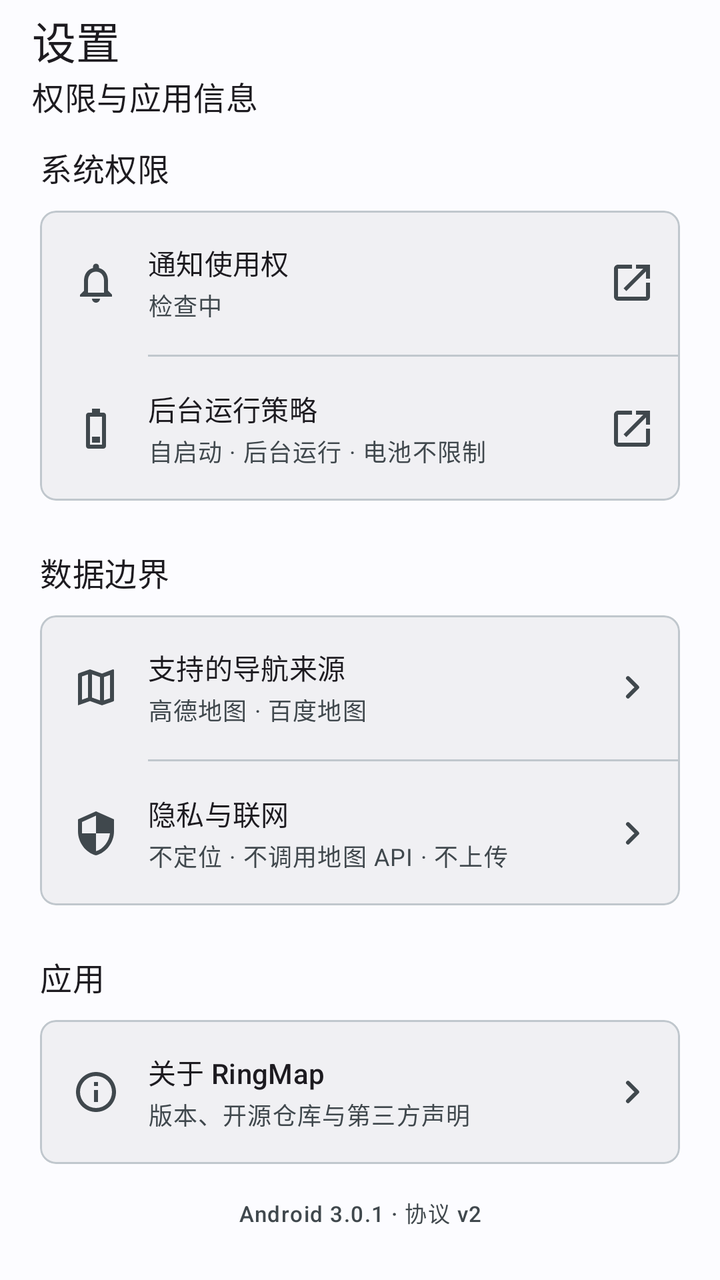
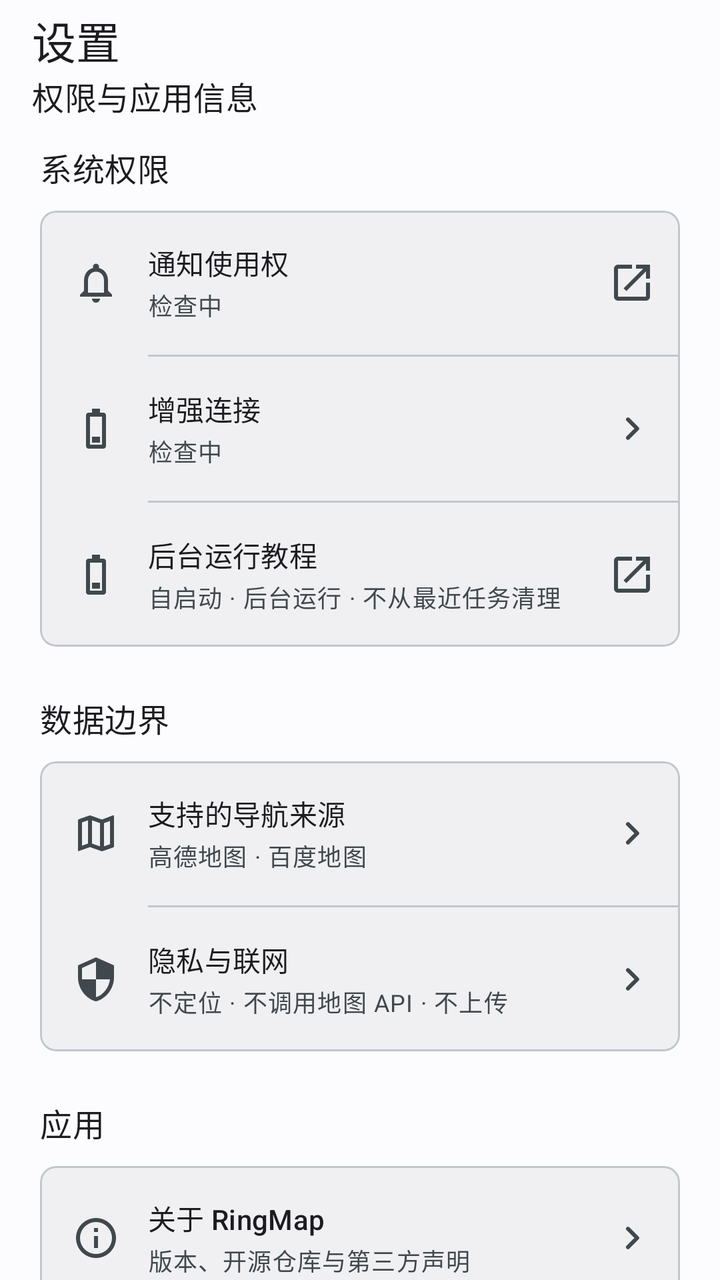

Two renders of the same Android screen: before a commit and after it. Below are the layout's source before the change and the commit's diff.
<!-- AndroidManifest.xml: application theme Theme.RingMap -->
<!-- res/layout/fragment_settings.xml -->
<?xml version="1.0" encoding="utf-8"?>
<androidx.core.widget.NestedScrollView xmlns:android="http://schemas.android.com/apk/res/android" xmlns:app="http://schemas.android.com/apk/res-auto" android:layout_width="match_parent" android:layout_height="match_parent" android:clipToPadding="false" android:fillViewport="true" android:paddingBottom="112dp">
    <LinearLayout android:layout_width="match_parent" android:layout_height="wrap_content" android:orientation="vertical">
        <com.google.android.material.appbar.MaterialToolbar android:id="@+id/settingsToolbar" android:layout_width="match_parent" android:layout_height="64dp" android:paddingStart="12dp" android:paddingEnd="12dp" app:title="设置" app:subtitle="权限与应用信息" />
        <LinearLayout android:layout_width="match_parent" android:layout_height="wrap_content" android:orientation="vertical" android:paddingStart="20dp" android:paddingEnd="20dp" android:paddingBottom="28dp">
            <TextView android:layout_width="match_parent" android:layout_height="wrap_content" android:layout_marginTop="8dp" android:text="系统权限" android:textAppearance="@style/TextAppearance.Material3.TitleMedium" />
            <com.google.android.material.card.MaterialCardView android:layout_width="match_parent" android:layout_height="wrap_content" android:layout_marginTop="10dp" app:cardBackgroundColor="@color/md3_surface_container" app:cardCornerRadius="8dp" app:cardElevation="0dp" app:strokeColor="@color/md3_outline_variant" app:strokeWidth="1dp">
                <LinearLayout android:layout_width="match_parent" android:layout_height="wrap_content" android:orientation="vertical">
                    <LinearLayout android:id="@+id/rowNotificationAccess" android:layout_width="match_parent" android:layout_height="72dp" android:background="?attr/selectableItemBackground" android:clickable="true" android:focusable="true" android:gravity="center_vertical" android:paddingStart="16dp" android:paddingEnd="12dp"><ImageView android:layout_width="24dp" android:layout_height="24dp" android:contentDescription="通知使用权" android:src="@drawable/ic_notifications_24"/><LinearLayout android:layout_width="0dp" android:layout_height="wrap_content" android:layout_marginStart="14dp" android:layout_weight="1" android:orientation="vertical"><TextView android:layout_width="match_parent" android:layout_height="wrap_content" android:text="通知使用权" android:textAppearance="@style/TextAppearance.Material3.TitleSmall"/><TextView android:id="@+id/tvNotificationAccessValue" android:layout_width="match_parent" android:layout_height="wrap_content" android:layout_marginTop="2dp" android:text="检查中" android:textAppearance="@style/TextAppearance.Material3.BodySmall" android:textColor="@color/md3_on_surface_variant"/></LinearLayout><ImageView android:layout_width="24dp" android:layout_height="24dp" android:contentDescription="打开" android:src="@drawable/ic_open_external_24"/></LinearLayout>
                    <View android:layout_width="match_parent" android:layout_height="1dp" android:layout_marginStart="54dp" android:background="@color/md3_outline_variant"/>
                    <LinearLayout android:id="@+id/rowBackgroundAccess" android:layout_width="match_parent" android:layout_height="72dp" android:background="?attr/selectableItemBackground" android:clickable="true" android:focusable="true" android:gravity="center_vertical" android:paddingStart="16dp" android:paddingEnd="12dp"><ImageView android:layout_width="24dp" android:layout_height="24dp" android:contentDescription="后台运行" android:src="@drawable/ic_battery_24"/><LinearLayout android:layout_width="0dp" android:layout_height="wrap_content" android:layout_marginStart="14dp" android:layout_weight="1" android:orientation="vertical"><TextView android:layout_width="match_parent" android:layout_height="wrap_content" android:text="后台运行策略" android:textAppearance="@style/TextAppearance.Material3.TitleSmall"/><TextView android:layout_width="match_parent" android:layout_height="wrap_content" android:layout_marginTop="2dp" android:text="自启动 · 后台运行 · 电池不限制" android:textAppearance="@style/TextAppearance.Material3.BodySmall" android:textColor="@color/md3_on_surface_variant"/></LinearLayout><ImageView android:layout_width="24dp" android:layout_height="24dp" android:contentDescription="打开" android:src="@drawable/ic_open_external_24"/></LinearLayout>
                </LinearLayout>
            </com.google.android.material.card.MaterialCardView>

            <TextView android:layout_width="match_parent" android:layout_height="wrap_content" android:layout_marginTop="24dp" android:text="数据边界" android:textAppearance="@style/TextAppearance.Material3.TitleMedium" />
            <com.google.android.material.card.MaterialCardView android:layout_width="match_parent" android:layout_height="wrap_content" android:layout_marginTop="10dp" app:cardBackgroundColor="@color/md3_surface_container" app:cardCornerRadius="8dp" app:cardElevation="0dp" app:strokeColor="@color/md3_outline_variant" app:strokeWidth="1dp">
                <LinearLayout android:layout_width="match_parent" android:layout_height="wrap_content" android:orientation="vertical">
                    <LinearLayout android:id="@+id/rowSources" android:layout_width="match_parent" android:layout_height="72dp" android:background="?attr/selectableItemBackground" android:clickable="true" android:focusable="true" android:gravity="center_vertical" android:paddingStart="16dp" android:paddingEnd="12dp"><ImageView android:layout_width="24dp" android:layout_height="24dp" android:contentDescription="支持来源" android:src="@drawable/ic_map_source_24"/><LinearLayout android:layout_width="0dp" android:layout_height="wrap_content" android:layout_marginStart="14dp" android:layout_weight="1" android:orientation="vertical"><TextView android:layout_width="match_parent" android:layout_height="wrap_content" android:text="支持的导航来源" android:textAppearance="@style/TextAppearance.Material3.TitleSmall"/><TextView android:layout_width="match_parent" android:layout_height="wrap_content" android:layout_marginTop="2dp" android:text="高德地图 · 百度地图" android:textAppearance="@style/TextAppearance.Material3.BodySmall" android:textColor="@color/md3_on_surface_variant"/></LinearLayout><ImageView android:layout_width="24dp" android:layout_height="24dp" android:contentDescription="查看" android:src="@drawable/ic_chevron_right_24"/></LinearLayout>
                    <View android:layout_width="match_parent" android:layout_height="1dp" android:layout_marginStart="54dp" android:background="@color/md3_outline_variant"/>
                    <LinearLayout android:id="@+id/rowPrivacy" android:layout_width="match_parent" android:layout_height="72dp" android:background="?attr/selectableItemBackground" android:clickable="true" android:focusable="true" android:gravity="center_vertical" android:paddingStart="16dp" android:paddingEnd="12dp"><ImageView android:layout_width="24dp" android:layout_height="24dp" android:contentDescription="隐私" android:src="@drawable/ic_privacy_24"/><LinearLayout android:layout_width="0dp" android:layout_height="wrap_content" android:layout_marginStart="14dp" android:layout_weight="1" android:orientation="vertical"><TextView android:layout_width="match_parent" android:layout_height="wrap_content" android:text="隐私与联网" android:textAppearance="@style/TextAppearance.Material3.TitleSmall"/><TextView android:layout_width="match_parent" android:layout_height="wrap_content" android:layout_marginTop="2dp" android:text="不定位 · 不调用地图 API · 不上传" android:textAppearance="@style/TextAppearance.Material3.BodySmall" android:textColor="@color/md3_on_surface_variant"/></LinearLayout><ImageView android:layout_width="24dp" android:layout_height="24dp" android:contentDescription="查看" android:src="@drawable/ic_chevron_right_24"/></LinearLayout>
                </LinearLayout>
            </com.google.android.material.card.MaterialCardView>

            <TextView android:layout_width="match_parent" android:layout_height="wrap_content" android:layout_marginTop="24dp" android:text="应用" android:textAppearance="@style/TextAppearance.Material3.TitleMedium" />
            <com.google.android.material.card.MaterialCardView android:id="@+id/rowAbout" android:layout_width="match_parent" android:layout_height="72dp" android:layout_marginTop="10dp" android:clickable="true" android:focusable="true" android:foreground="?attr/selectableItemBackground" app:cardBackgroundColor="@color/md3_surface_container" app:cardCornerRadius="8dp" app:cardElevation="0dp" app:strokeColor="@color/md3_outline_variant" app:strokeWidth="1dp">
                <LinearLayout android:layout_width="match_parent" android:layout_height="match_parent" android:gravity="center_vertical" android:paddingStart="16dp" android:paddingEnd="12dp"><ImageView android:layout_width="24dp" android:layout_height="24dp" android:contentDescription="关于" android:src="@drawable/ic_info_24"/><LinearLayout android:layout_width="0dp" android:layout_height="wrap_content" android:layout_marginStart="14dp" android:layout_weight="1" android:orientation="vertical"><TextView android:layout_width="match_parent" android:layout_height="wrap_content" android:text="关于 RingMap" android:textAppearance="@style/TextAppearance.Material3.TitleSmall"/><TextView android:layout_width="match_parent" android:layout_height="wrap_content" android:layout_marginTop="2dp" android:text="版本、开源仓库与第三方声明" android:textAppearance="@style/TextAppearance.Material3.BodySmall" android:textColor="@color/md3_on_surface_variant"/></LinearLayout><ImageView android:layout_width="24dp" android:layout_height="24dp" android:contentDescription="查看" android:src="@drawable/ic_chevron_right_24"/></LinearLayout>
            </com.google.android.material.card.MaterialCardView>
            <TextView android:id="@+id/tvSettingsVersion" android:layout_width="match_parent" android:layout_height="wrap_content" android:layout_marginTop="16dp" android:gravity="center" android:text="Android 3.0.1 · 协议 v2" android:textAppearance="@style/TextAppearance.Material3.LabelSmall" android:textColor="@color/md3_on_surface_variant" />
        </LinearLayout>
    </LinearLayout>
</androidx.core.widget.NestedScrollView>
<!-- resources referenced by this layout -->
<resources>
  <color name="md3_on_surface_variant">#526357</color>
  <color name="md3_outline_variant">#D2DDD1</color>
  <color name="md3_surface_container">#EEF3ED</color>
  <!-- drawable ic_battery_24 (drawable) -->
  <vector xmlns:android="http://schemas.android.com/apk/res/android" android:width="24dp" android:height="24dp" android:viewportWidth="24" android:viewportHeight="24"><path android:fillColor="@color/md3_on_surface_variant" android:pathData="M15.67,4H14V2h-4v2H8.33C7.6,4 7,4.6 7,5.33v15.33C7,21.4 7.6,22 8.33,22h7.33c0.74,0 1.34,-0.6 1.34,-1.33V5.33C17,4.6 16.4,4 15.67,4zM15,20H9V6h6v14zM10,16h4v3h-4z"/></vector>
  <!-- drawable ic_chevron_right_24 (drawable) -->
  <vector xmlns:android="http://schemas.android.com/apk/res/android" android:width="24dp" android:height="24dp" android:viewportWidth="24" android:viewportHeight="24"><path android:fillColor="@color/md3_on_surface_variant" android:pathData="M9.29,6.71a1,1 0,0 1,1.42 0l4.58,4.58a1,1 0,0 1,0 1.42l-4.58,4.58a1,1 0,1 1,-1.42 -1.42L13.17,12L9.29,8.12a1,1 0,0 1,0 -1.41z"/></vector>
  <!-- drawable ic_info_24 (drawable) -->
  <vector xmlns:android="http://schemas.android.com/apk/res/android" android:width="24dp" android:height="24dp" android:viewportWidth="24" android:viewportHeight="24"><path android:fillColor="@color/md3_on_surface_variant" android:pathData="M11,17h2v-6h-2v6zM12,2C6.48,2 2,6.48 2,12s4.48,10 10,10s10,-4.48 10,-10S17.52,2 12,2zM12,20a8,8 0,1 1,0 -16a8,8 0,0 1,0 16zM11,9h2V7h-2v2z"/></vector>
  <!-- drawable ic_notifications_24 (drawable) -->
  <vector xmlns:android="http://schemas.android.com/apk/res/android" android:width="24dp" android:height="24dp" android:viewportWidth="24" android:viewportHeight="24"><path android:fillColor="@color/md3_on_surface_variant" android:pathData="M12,22c1.1,0 1.99,-0.9 1.99,-2h-4c0,1.1 0.9,2 2.01,2zM18,16v-5c0,-3.07 -1.63,-5.64 -4.5,-6.32V4c0,-0.83 -0.67,-1.5 -1.5,-1.5S10.5,3.17 10.5,4v0.68C7.64,5.36 6,7.92 6,11v5l-2,2v1h16v-1zM16,17H8v-6c0,-2.48 1.51,-4.5 4,-4.5s4,2.02 4,4.5z"/></vector>
  <!-- drawable ic_open_external_24 (drawable) -->
  <vector xmlns:android="http://schemas.android.com/apk/res/android" android:width="24dp" android:height="24dp" android:viewportWidth="24" android:viewportHeight="24"><path android:fillColor="@color/md3_on_surface_variant" android:pathData="M19,19H5V5h7V3H5c-1.11,0 -2,0.9 -2,2v14c0,1.1 0.89,2 2,2h14c1.1,0 2,-0.9 2,-2v-7h-2v7zM14,3v2h3.59l-9.83,9.83l1.41,1.41L19,6.41V10h2V3h-7z"/></vector>
  <!-- drawable ic_privacy_24 (drawable) -->
  <vector xmlns:android="http://schemas.android.com/apk/res/android" android:width="24dp" android:height="24dp" android:viewportWidth="24" android:viewportHeight="24"><path android:fillColor="@color/md3_on_surface_variant" android:pathData="M12,1L3,5v6c0,5.55 3.84,10.74 9,12c5.16,-1.26 9,-6.45 9,-12V5zM12,11.99h7c-0.53,4.12 -3.28,7.79 -7,8.94V12H5V6.3l7,-3.11z"/></vector>
  <color name="md3_primary">#15803D</color>
  <color name="md3_on_primary">#FFFFFF</color>
  <color name="md3_primary_container">#D9F8DF</color>
  <color name="md3_on_primary_container">#062611</color>
  <color name="md3_secondary">#35624A</color>
  <color name="md3_on_secondary">#FFFFFF</color>
  <color name="md3_secondary_container">#E1F4E5</color>
  <color name="md3_on_secondary_container">#102E1A</color>
  <color name="md3_tertiary">#3F6250</color>
  <color name="md3_on_tertiary">#FFFFFF</color>
  <color name="md3_tertiary_container">#D8F0DE</color>
  <color name="md3_on_tertiary_container">#102D1A</color>
  <color name="md3_background">#F7FAF6</color>
  <color name="md3_on_background">#172219</color>
  <color name="md3_surface">#FCFDFC</color>
  <color name="md3_on_surface">#172219</color>
  <color name="md3_surface_variant">#E2E9E1</color>
  <color name="md3_outline">#718074</color>
</resources>

<!-- the commit's change to res/layout/fragment_settings.xml (unified diff, before → after) -->
@@ -8,7 +8,9 @@
                 <LinearLayout android:layout_width="match_parent" android:layout_height="wrap_content" android:orientation="vertical">
                     <LinearLayout android:id="@+id/rowNotificationAccess" android:layout_width="match_parent" android:layout_height="72dp" android:background="?attr/selectableItemBackground" android:clickable="true" android:focusable="true" android:gravity="center_vertical" android:paddingStart="16dp" android:paddingEnd="12dp"><ImageView android:layout_width="24dp" android:layout_height="24dp" android:contentDescription="通知使用权" android:src="@drawable/ic_notifications_24"/><LinearLayout android:layout_width="0dp" android:layout_height="wrap_content" android:layout_marginStart="14dp" android:layout_weight="1" android:orientation="vertical"><TextView android:layout_width="match_parent" android:layout_height="wrap_content" android:text="通知使用权" android:textAppearance="@style/TextAppearance.Material3.TitleSmall"/><TextView android:id="@+id/tvNotificationAccessValue" android:layout_width="match_parent" android:layout_height="wrap_content" android:layout_marginTop="2dp" android:text="检查中" android:textAppearance="@style/TextAppearance.Material3.BodySmall" android:textColor="@color/md3_on_surface_variant"/></LinearLayout><ImageView android:layout_width="24dp" android:layout_height="24dp" android:contentDescription="打开" android:src="@drawable/ic_open_external_24"/></LinearLayout>
                     <View android:layout_width="match_parent" android:layout_height="1dp" android:layout_marginStart="54dp" android:background="@color/md3_outline_variant"/>
-                    <LinearLayout android:id="@+id/rowBackgroundAccess" android:layout_width="match_parent" android:layout_height="72dp" android:background="?attr/selectableItemBackground" android:clickable="true" android:focusable="true" android:gravity="center_vertical" android:paddingStart="16dp" android:paddingEnd="12dp"><ImageView android:layout_width="24dp" android:layout_height="24dp" android:contentDescription="后台运行" android:src="@drawable/ic_battery_24"/><LinearLayout android:layout_width="0dp" android:layout_height="wrap_content" android:layout_marginStart="14dp" android:layout_weight="1" android:orientation="vertical"><TextView android:layout_width="match_parent" android:layout_height="wrap_content" android:text="后台运行策略" android:textAppearance="@style/TextAppearance.Material3.TitleSmall"/><TextView android:layout_width="match_parent" android:layout_height="wrap_content" android:layout_marginTop="2dp" android:text="自启动 · 后台运行 · 电池不限制" android:textAppearance="@style/TextAppearance.Material3.BodySmall" android:textColor="@color/md3_on_surface_variant"/></LinearLayout><ImageView android:layout_width="24dp" android:layout_height="24dp" android:contentDescription="打开" android:src="@drawable/ic_open_external_24"/></LinearLayout>
+                    <LinearLayout android:id="@+id/rowConnectionProtection" android:layout_width="match_parent" android:layout_height="72dp" android:background="?attr/selectableItemBackground" android:clickable="true" android:focusable="true" android:gravity="center_vertical" android:paddingStart="16dp" android:paddingEnd="12dp"><ImageView android:layout_width="24dp" android:layout_height="24dp" android:contentDescription="增强连接" android:src="@drawable/ic_battery_24"/><LinearLayout android:layout_width="0dp" android:layout_height="wrap_content" android:layout_marginStart="14dp" android:layout_weight="1" android:orientation="vertical"><TextView android:layout_width="match_parent" android:layout_height="wrap_content" android:text="增强连接" android:textAppearance="@style/TextAppearance.Material3.TitleSmall"/><TextView android:id="@+id/tvConnectionProtectionValue" android:layout_width="match_parent" android:layout_height="wrap_content" android:layout_marginTop="2dp" android:text="检查中" android:textAppearance="@style/TextAppearance.Material3.BodySmall" android:textColor="@color/md3_on_surface_variant"/></LinearLayout><ImageView android:layout_width="24dp" android:layout_height="24dp" android:contentDescription="打开" android:src="@drawable/ic_chevron_right_24"/></LinearLayout>
+                    <View android:layout_width="match_parent" android:layout_height="1dp" android:layout_marginStart="54dp" android:background="@color/md3_outline_variant"/>
+                    <LinearLayout android:id="@+id/rowBackgroundAccess" android:layout_width="match_parent" android:layout_height="72dp" android:background="?attr/selectableItemBackground" android:clickable="true" android:focusable="true" android:gravity="center_vertical" android:paddingStart="16dp" android:paddingEnd="12dp"><ImageView android:layout_width="24dp" android:layout_height="24dp" android:contentDescription="后台运行" android:src="@drawable/ic_battery_24"/><LinearLayout android:layout_width="0dp" android:layout_height="wrap_content" android:layout_marginStart="14dp" android:layout_weight="1" android:orientation="vertical"><TextView android:layout_width="match_parent" android:layout_height="wrap_content" android:text="后台运行教程" android:textAppearance="@style/TextAppearance.Material3.TitleSmall"/><TextView android:layout_width="match_parent" android:layout_height="wrap_content" android:layout_marginTop="2dp" android:text="自启动 · 后台运行 · 不从最近任务清理" android:textAppearance="@style/TextAppearance.Material3.BodySmall" android:textColor="@color/md3_on_surface_variant"/></LinearLayout><ImageView android:layout_width="24dp" android:layout_height="24dp" android:contentDescription="打开" android:src="@drawable/ic_open_external_24"/></LinearLayout>
                 </LinearLayout>
             </com.google.android.material.card.MaterialCardView>
 
@@ -25,7 +27,7 @@
             <com.google.android.material.card.MaterialCardView android:id="@+id/rowAbout" android:layout_width="match_parent" android:layout_height="72dp" android:layout_marginTop="10dp" android:clickable="true" android:focusable="true" android:foreground="?attr/selectableItemBackground" app:cardBackgroundColor="@color/md3_surface_container" app:cardCornerRadius="8dp" app:cardElevation="0dp" app:strokeColor="@color/md3_outline_variant" app:strokeWidth="1dp">
                 <LinearLayout android:layout_width="match_parent" android:layout_height="match_parent" android:gravity="center_vertical" android:paddingStart="16dp" android:paddingEnd="12dp"><ImageView android:layout_width="24dp" android:layout_height="24dp" android:contentDescription="关于" android:src="@drawable/ic_info_24"/><LinearLayout android:layout_width="0dp" android:layout_height="wrap_content" android:layout_marginStart="14dp" android:layout_weight="1" android:orientation="vertical"><TextView android:layout_width="match_parent" android:layout_height="wrap_content" android:text="关于 RingMap" android:textAppearance="@style/TextAppearance.Material3.TitleSmall"/><TextView android:layout_width="match_parent" android:layout_height="wrap_content" android:layout_marginTop="2dp" android:text="版本、开源仓库与第三方声明" android:textAppearance="@style/TextAppearance.Material3.BodySmall" android:textColor="@color/md3_on_surface_variant"/></LinearLayout><ImageView android:layout_width="24dp" android:layout_height="24dp" android:contentDescription="查看" android:src="@drawable/ic_chevron_right_24"/></LinearLayout>
             </com.google.android.material.card.MaterialCardView>
-            <TextView android:id="@+id/tvSettingsVersion" android:layout_width="match_parent" android:layout_height="wrap_content" android:layout_marginTop="16dp" android:gravity="center" android:text="Android 3.0.1 · 协议 v2" android:textAppearance="@style/TextAppearance.Material3.LabelSmall" android:textColor="@color/md3_on_surface_variant" />
+            <TextView android:id="@+id/tvSettingsVersion" android:layout_width="match_parent" android:layout_height="wrap_content" android:layout_marginTop="16dp" android:gravity="center" android:text="Android Alpha-2 · 协议 v2" android:textAppearance="@style/TextAppearance.Material3.LabelSmall" android:textColor="@color/md3_on_surface_variant" />
         </LinearLayout>
     </LinearLayout>
 </androidx.core.widget.NestedScrollView>
